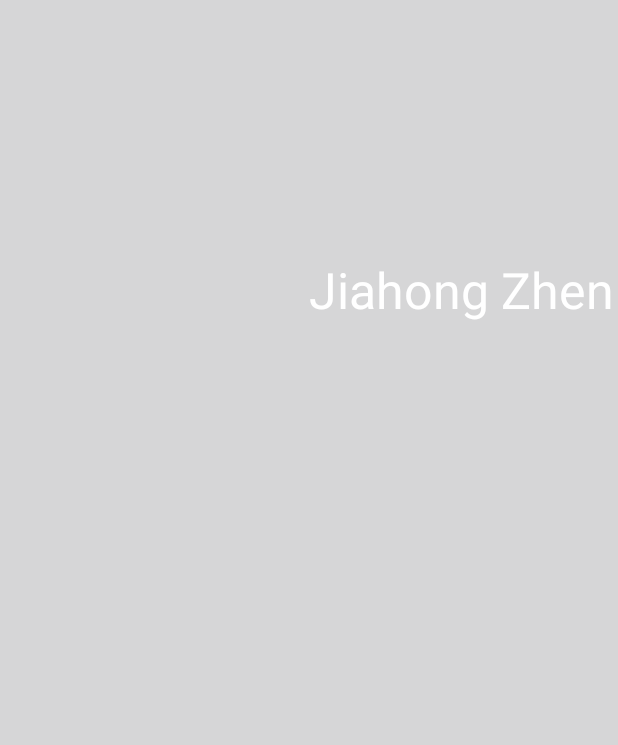
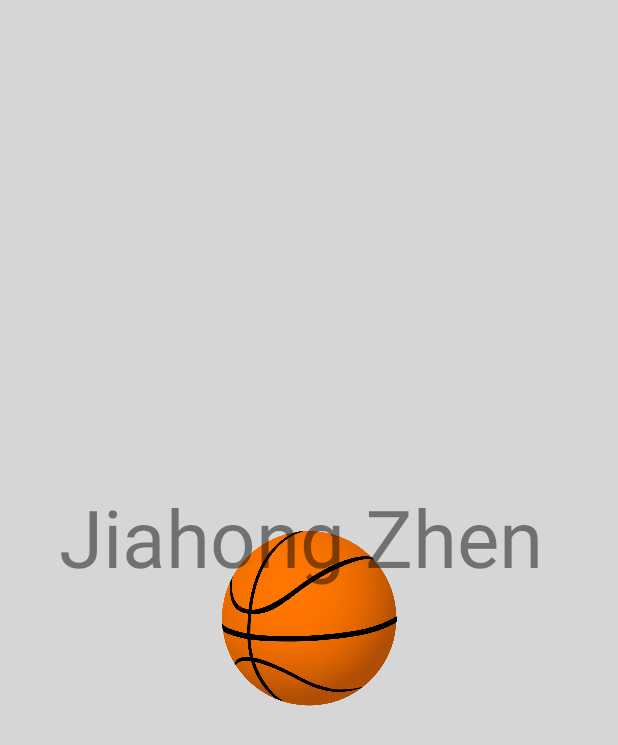
Before and after one commit to highcase1038/basketballMovementGame, an Android app: the screen it shows after launch (MainActivity), on a phone screen of 412 x 824 dp. Shown: the top 745 px of the screen. Run offline under Robolectric (Android 15) with nearby library versions, the phone set to English and light mode, and no system bars.

Commit message:
1 - Update Project picture

```diff
--- a/app/src/main/AndroidManifest.xml
+++ b/app/src/main/AndroidManifest.xml
@@ -12,6 +12,7 @@
         android:roundIcon="@mipmap/ic_launcher_round"
         android:supportsRtl="true"
         android:theme="@style/Theme.Design.NoActionBar"
+        android:screenOrientation="portrait"
         tools:targetApi="31">
         <activity
             android:name=".MainActivity"
--- a/app/src/main/java/edu/sjsu/android/project2jiahongzhen/MyView.java
+++ b/app/src/main/java/edu/sjsu/android/project2jiahongzhen/MyView.java
@@ -16,7 +16,7 @@ public class MyView extends View {
     4 floats: originX, originY, horizontalBound, verticalBound
     1 Particle object that defines the position of the ball
      */
-    private final int BALL_SIZE = 150;
+    private final int BALL_SIZE = 175;
     private Bitmap field, ball;
     private float originX, originY, horizontalBound, verticalBound;
     private Particle particle;
@@ -33,8 +33,11 @@ public class MyView extends View {
     {
         super.onSizeChanged(w,h,oldw,oldh);
         originX = w / 2f;
-        originY = w / 2f;
+        originY = h / 2f;
+
         // TODO: set horizontalBounds, verticalBound
+        horizontalBound = originX-ball.getWidth()/2;
+        verticalBound = originY-ball.getHeight()/2;
         field = Bitmap.createScaledBitmap(field, w, h, false);
     }
     @Override
@@ -44,13 +47,15 @@ public class MyView extends View {
         // TODO: draw the ball so that it will be on the center at the beginning
         // And moves based on particle object's data
         // base on particle.mPosX and particle.mPosY, BALL_SIZE, originX, originY
-        canvas.drawBitmap(ball, originX - particle.mPosX,originY - particle.mPosY, null);
+        //canvas.drawBitmap(ball, particle.mPosY ,particle.mPosX, null);
+        canvas.drawBitmap(ball, originX+particle.mPosX-ball.getWidth()/2 ,originY-particle.mPosY-ball.getHeight()/2, null);
 
         // TODO: draw your name
-        Paint paint = new Paint();
-        paint.setColor(Color.WHITE);
-        paint.setTextSize(50);
-        canvas.drawText("Jiahong Zhen",originX,originY, paint);
+        Paint myName = new Paint();
+        myName.setColor(Color.BLACK);
+        myName.setAlpha(120);
+        myName.setTextSize(80);
+        canvas.drawText("Jiahong Zhen",originX-250,originY-50, myName);
 
 
         particle.updatePosition(MainActivity.x, MainActivity.y, MainActivity.timestamp);
--- a/app/src/main/java/edu/sjsu/android/project2jiahongzhen/Particle.java
+++ b/app/src/main/java/edu/sjsu/android/project2jiahongzhen/Particle.java
@@ -19,7 +19,7 @@ public class Particle {
      */
     public void updatePosition(float x, float y, long timestamp) {
         // change the divisor to change the speed of the ball
-        float dt = (System.nanoTime() - timestamp) / 150000000.0f;
+        float dt = (System.nanoTime() - timestamp) / 80000000.0f;
         mVelX += -x * dt;
         mVelY += -y * dt;
         mPosX += mVelX * dt;
```
Also changed, not shown: app/src/main/java/edu/sjsu/android/project2jiahongzhen/MainActivity.java (+13 -5 lines), app/src/main/res/drawable/ball.png (added), 1 other file.
